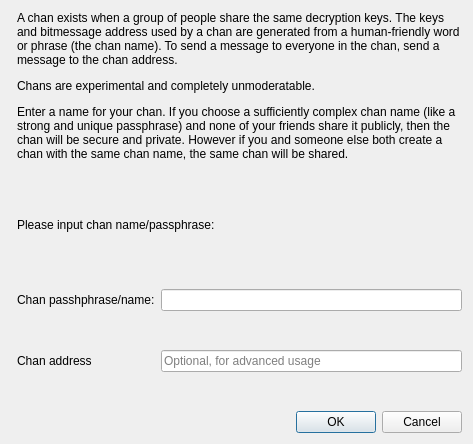
Qt form src/bitmessageqt/newchandialog.ui (Bitmessage/PyBitmessage) before a commit.
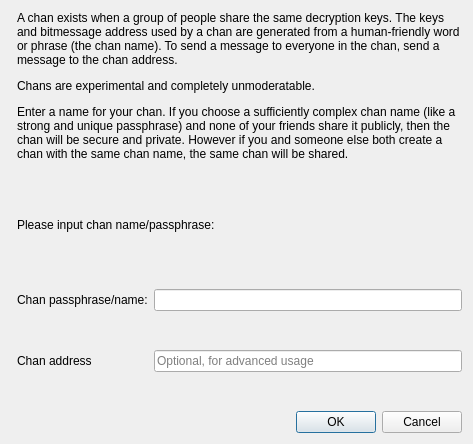
The same form after that commit.

Commit message: Typo in newchandialog

What changed in the file:
```diff
--- a/src/bitmessageqt/newchandialog.ui
+++ b/src/bitmessageqt/newchandialog.ui
@@ -53,7 +53,7 @@
      <item row="0" column="0">
       <widget class="QLabel" name="chanPassPhraseLabel">
        <property name="text">
-        <string>Chan passhphrase/name:</string>
+        <string>Chan passphrase/name:</string>
        </property>
       </widget>
      </item>
```
